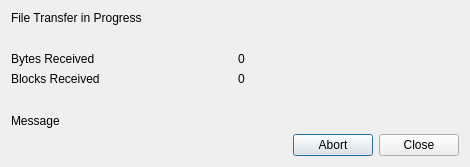
This is src/FileTransfer/FileTransferProgress.ui in HobbitHacker/Q3270 as Qt 5 draws it before an edit. The edited form follows.
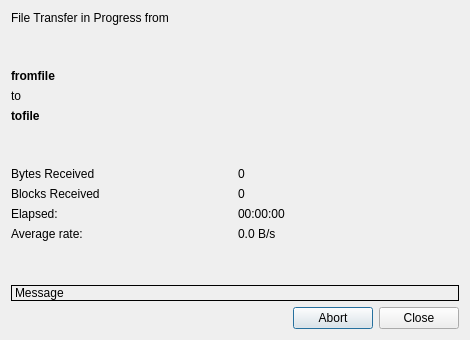
This is the edited form.

Commit message:
enh: IND$FILE transfer timing display
- Progress dialog now shows transfer speed and overall timing
- Correct display of blocksize in progress dialog

What changed in the file:
```diff
--- a/src/FileTransfer/FileTransferProgress.ui
+++ b/src/FileTransfer/FileTransferProgress.ui
@@ -10,7 +10,7 @@
     <x>0</x>
     <y>0</y>
     <width>470</width>
-    <height>167</height>
+    <height>340</height>
    </rect>
   </property>
   <property name="windowTitle">
@@ -20,7 +20,7 @@
    <item>
     <widget class="QLabel" name="label">
      <property name="text">
-      <string>File Transfer in Progress</string>
+      <string>File Transfer in Progress from</string>
      </property>
     </widget>
    </item>
@@ -37,6 +37,50 @@
      </property>
     </spacer>
    </item>
+   <item>
+    <widget class="QLabel" name="fromFile">
+     <property name="font">
+      <font>
+       <bold>true</bold>
+      </font>
+     </property>
+     <property name="text">
+      <string>fromfile</string>
+     </property>
+    </widget>
+   </item>
+   <item>
+    <widget class="QLabel" name="label_2">
+     <property name="text">
+      <string>to</string>
+     </property>
+    </widget>
+   </item>
+   <item>
+    <widget class="QLabel" name="toFile">
+     <property name="font">
+      <font>
+       <bold>true</bold>
+      </font>
+     </property>
+     <property name="text">
+      <string>tofile</string>
+     </property>
+    </widget>
+   </item>
+   <item>
+    <spacer name="verticalSpacer_3">
+     <property name="orientation">
+      <enum>Qt::Orientation::Vertical</enum>
+     </property>
+     <property name="sizeHint" stdset="0">
+      <size>
+       <width>20</width>
+       <height>40</height>
+      </size>
+     </property>
+    </spacer>
+   </item>
    <item>
     <layout class="QHBoxLayout" name="horizontalLayout">
      <item>
@@ -75,6 +119,34 @@
          </property>
         </widget>
        </item>
+       <item row="2" column="0">
+        <widget class="QLabel" name="elapsedMessage">
+         <property name="text">
+          <string>Elapsed:</string>
+         </property>
+        </widget>
+       </item>
+       <item row="2" column="1">
+        <widget class="QLabel" name="elapsedTime">
+         <property name="text">
+          <string>00:00:00</string>
+         </property>
+        </widget>
+       </item>
+       <item row="3" column="0">
+        <widget class="QLabel" name="throughputMessage">
+         <property name="text">
+          <string>Average rate:</string>
+         </property>
+        </widget>
+       </item>
+       <item row="3" column="1">
+        <widget class="QLabel" name="throughput">
+         <property name="text">
+                    <string>0.0 B/s</string>
+         </property>
+        </widget>
+       </item>
       </layout>
      </item>
     </layout>
@@ -94,6 +166,12 @@
    </item>
    <item>
     <widget class="QLabel" name="message">
+     <property name="frameShape">
+      <enum>QFrame::Shape::Box</enum>
+     </property>
+     <property name="midLineWidth">
+      <number>1</number>
+     </property>
      <property name="text">
       <string>Message</string>
      </property>
```
The commit also changes 8 other files.
